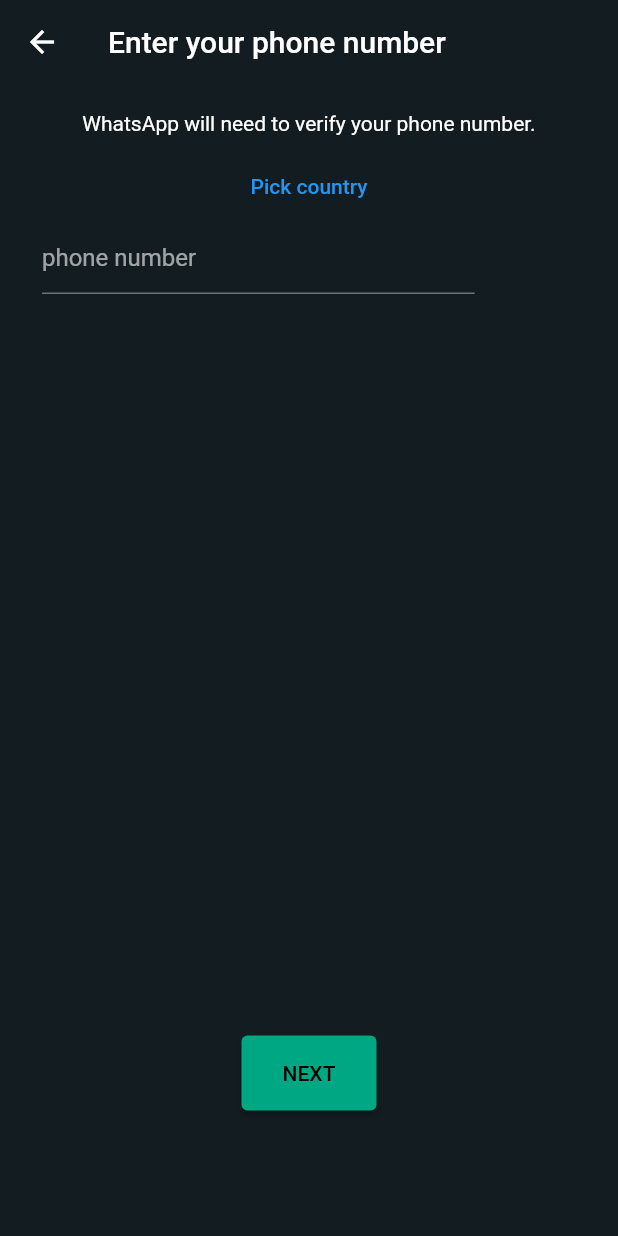
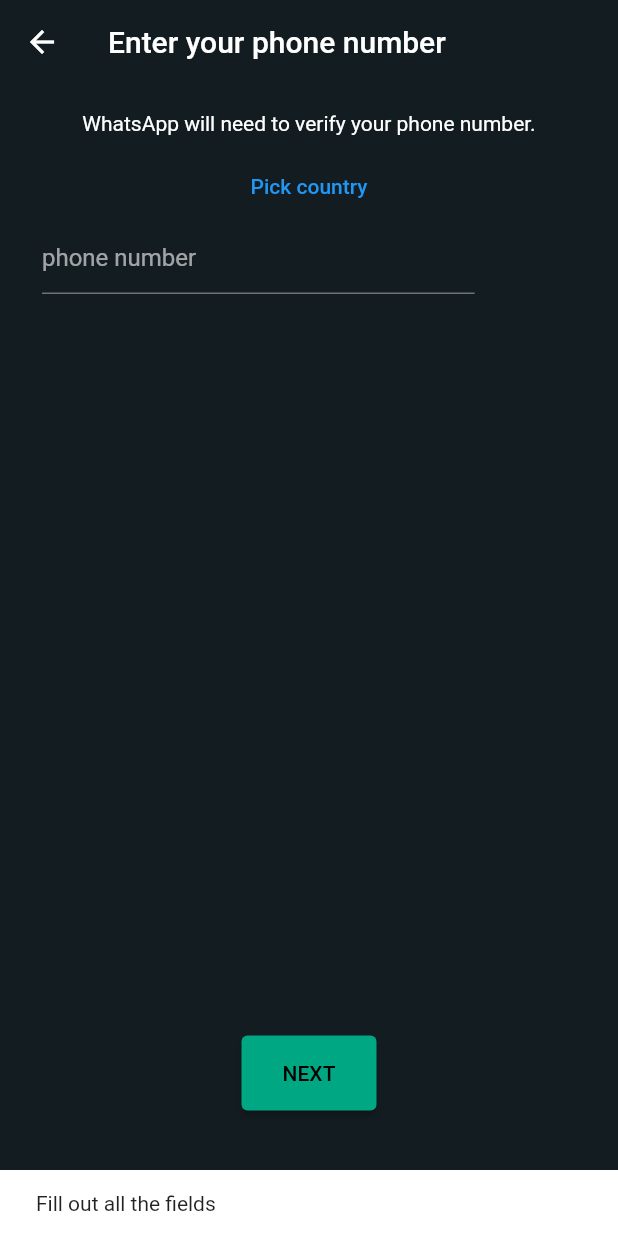
Before and after one commit to sadid369/whatsapp_clone, a Flutter app: the LoginScreen screen opened by its route, after a tap on "NEXT", on a phone screen of 412 x 824 dp. Run offline on Flutter 3.47's test engine with Material 2 defaults, Android fonts, the phone set to English and light mode, and no system bars; our stand-ins replace cloud_firestore, country_picker, firebase_auth, firebase_core, flutter_riverpod; accounts and stored records are empty.

Commit message:
@27/09/2022 @1:38

```diff
--- a/lib/features/auth/screens/login_screen.dart
+++ b/lib/features/auth/screens/login_screen.dart
@@ -1,17 +1,20 @@
 import 'package:country_picker/country_picker.dart';
 import 'package:flutter/material.dart';
+import 'package:flutter_riverpod/flutter_riverpod.dart';
 import 'package:whatsapp_clone/colors.dart';
+import 'package:whatsapp_clone/common/utils/utils.dart';
 import 'package:whatsapp_clone/common/widgets/custom_button.dart';
+import 'package:whatsapp_clone/features/auth/controller/auth_controller.dart';
 
-class LoginScreen extends StatefulWidget {
+class LoginScreen extends ConsumerStatefulWidget {
   static const routeName = "/login-screen";
   LoginScreen({Key? key}) : super(key: key);
 
   @override
-  State<LoginScreen> createState() => _LoginScreenState();
+  ConsumerState<LoginScreen> createState() => _LoginScreenState();
 }
 
-class _LoginScreenState extends State<LoginScreen> {
+class _LoginScreenState extends ConsumerState<LoginScreen> {
   final phoneController = TextEditingController();
   Country? country;
   @override
@@ -28,6 +31,20 @@ class _LoginScreenState extends State<LoginScreen> {
             country = _country;
           });
         });
+  }
+
+  void sendPhoneNumber() {
+    String phoneNumber = phoneController.text.trim();
+    if (country != null && phoneNumber.isNotEmpty) {
+      ref
+          .read(authControllerProvider)
+          .signInWithPhone(context, "+${country!.phoneCode}$phoneNumber");
+      //ref.read() = Provider.of(context, listen: false);
+      //Provider ref -. Interact provider with provider
+      //Widget ref -> makes widget interact with provider
+    } else {
+      showSnackBar(context: context, content: "Fill out all the fields");
+    }
   }
 
   @override
@@ -74,7 +91,7 @@ class _LoginScreenState extends State<LoginScreen> {
             ),
             SizedBox(
               width: 90,
-              child: CustomButton(text: "NEXT", onPressed: () {}),
+              child: CustomButton(text: "NEXT", onPressed: sendPhoneNumber),
             )
           ],
         ),
--- a/lib/main.dart
+++ b/lib/main.dart
@@ -1,5 +1,6 @@
 import 'package:firebase_core/firebase_core.dart';
 import 'package:flutter/material.dart';
+import 'package:flutter_riverpod/flutter_riverpod.dart';
 import 'package:whatsapp_clone/colors.dart';
 import 'package:whatsapp_clone/features/landng/screens/landing_screen.dart';
 import 'package:whatsapp_clone/firebase_options.dart';
@@ -12,7 +13,11 @@ void main() async {
   WidgetsFlutterBinding.ensureInitialized();
   await Firebase.initializeApp(options: DefaultFirebaseOptions.currentPlatform);
 
-  runApp(const MyApp());
+  runApp(
+    const ProviderScope(
+      child: MyApp(),
+    ),
+  );
 }
 
 class MyApp extends StatelessWidget {
```
